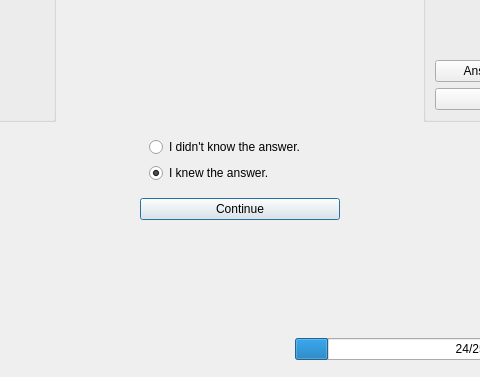
KDE/parley, file src/practice/practice_mainwindow.ui: the form before one commit; both pictures show x 207 to 687 and y 227 to 604 of the 871 by 604 pixel window.
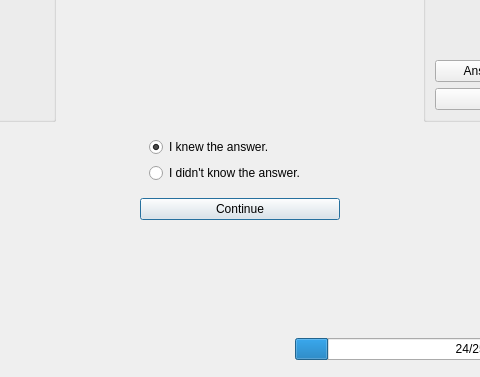
The form after the commit. Icons and pictures are not drawn. Custom widgets are drawn as their Qt base class.

Commit message: put the right button on top and select it, feels better, you want to be right, right?

```diff
--- a/src/practice/practice_mainwindow.ui
+++ b/src/practice/practice_mainwindow.ui
@@ -212,16 +212,6 @@
        </widget>
        <widget class="QWidget" name="page_2">
         <layout class="QVBoxLayout" name="verticalLayout_3">
-         <item>
-          <widget class="QRadioButton" name="wrongButton">
-           <property name="text">
-            <string>I didn't know the answer.</string>
-           </property>
-           <property name="checked">
-            <bool>false</bool>
-           </property>
-          </widget>
-         </item>
          <item>
           <widget class="QRadioButton" name="correctButton">
            <property name="text">
@@ -232,6 +222,19 @@
            </property>
           </widget>
          </item>
+         <item>
+          <widget class="QRadioButton" name="wrongButton">
+           <property name="focusPolicy">
+            <enum>Qt::TabFocus</enum>
+           </property>
+           <property name="text">
+            <string>I didn't know the answer.</string>
+           </property>
+           <property name="checked">
+            <bool>false</bool>
+           </property>
+          </widget>
+         </item>
         </layout>
        </widget>
       </widget>
```
Left out of the diff: 4 changed lines with no effect on the pictures.
